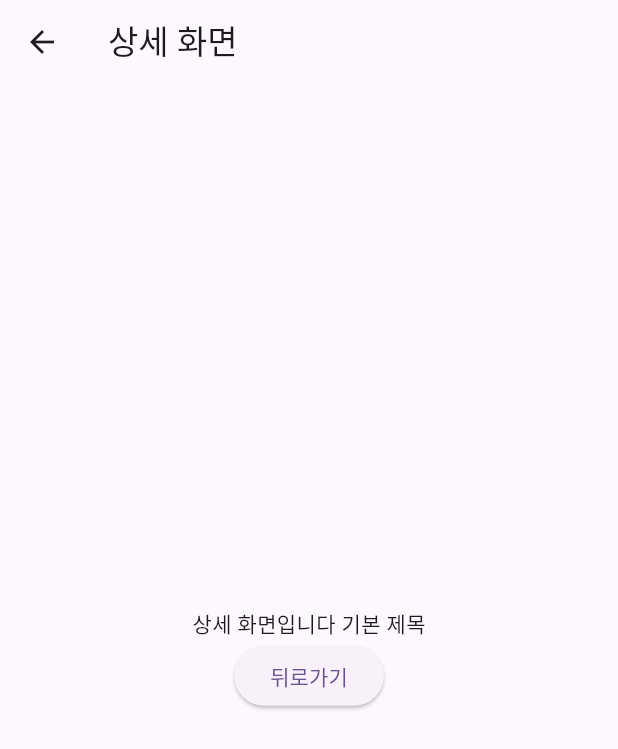
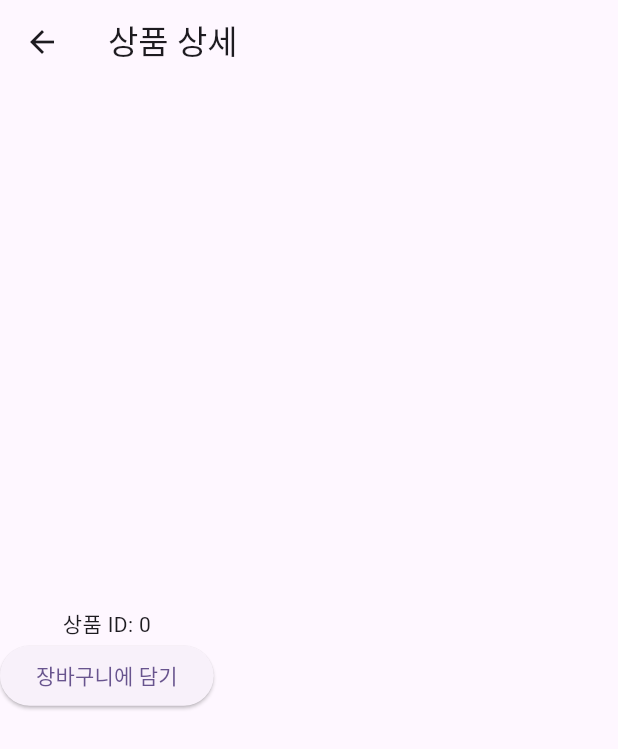
Before and after one commit to BeeChang/practice_flutter, a Flutter app: the DetailScreen screen opened by its route, on a phone screen of 412 x 824 dp. Shown: the top 749 px of the screen. Run offline on Flutter 3.47's test engine with Material 3 defaults, Android fonts, the phone set to English and light mode, and no system bars; our stand-ins replace flutter_svg, logger; generated files the repository leaves out were written again.

Commit message:
화면이동하면서 데이터 리턴, 데이터이동중 스택제거

```diff
--- a/lib/ui/DetailScreen.dart
+++ /dev/null
@@ -1,35 +0,0 @@
-import 'package:flutter/cupertino.dart';
-import 'package:flutter/material.dart';
-
-class DetailScreen extends StatelessWidget {
-  const DetailScreen({
-    super.key
-  });
-
-  @override
-  Widget build(BuildContext context) {
-
-    final args = ModalRoute.of(context)?.settings.arguments as Map<String, dynamic>?;
-    final title = args?['title'] ?? '기본 제목';
-
-    return Scaffold(
-      appBar: AppBar(
-        title: const Text('상세 화면'),
-      ),
-      body: Center(
-        child: Column(
-          mainAxisAlignment: MainAxisAlignment.center,
-          children: [
-            Text('상세 화면입니다 ${title}'),
-            ElevatedButton(
-              onPressed: () {
-                Navigator.pop(context); // 뒤로가기
-              },
-              child: Text('뒤로가기'),
-            ),
-          ],
-        ),
-      ),
-    );
-  }
-}
--- a/lib/ui/HomeScreen.dart
+++ b/lib/ui/HomeScreen.dart
@@ -1,12 +1,15 @@
+
 import 'package:flutter/material.dart';
+import 'package:logger/logger.dart';
 
-import 'DetailScreen.dart';
+import 'route/DetailScreen.dart';
 
 class HomeScreen extends StatelessWidget {
   const HomeScreen({super.key});
 
   @override
   Widget build(BuildContext context) {
+
     return Center(
       child: Column(
         mainAxisAlignment: MainAxisAlignment.center,
@@ -14,18 +17,26 @@ class HomeScreen extends StatelessWidget {
           const Icon(Icons.home, size: 50),
           const Text('홈 화면', style: TextStyle(fontSize: 24)),
           ElevatedButton(
-            onPressed: () {
-              Navigator.pushNamed(
+            onPressed: () async {
+              // 상세 화면으로 이동하고 결과 받기
+              final result = await Navigator.pushNamed(
                 context,
                 '/detail',
-                arguments: {
-                  'title': '넘기는 값 타이틀 ',
-                  'id': 123,
-                },
-              );
+                arguments: {'productId': 99999999},
+              ) as Map<String, dynamic>?;
+
+              Logger().e('상세화면에서 돌아옴');
+              Logger().e('result: $result');
+
+              if (result != null) {
+                // 상세 화면에서 전달받은 데이터 처리
+                Logger().e('마지막으로 본 상품: ${result['lastViewedProduct']}');
+                Logger().e('조회 시간: ${result['timestamp']}');
+              }
             },
-            child: const Text('상세 화면으로 이동'),
+            child: Text('상품 상세 보기'),
           ),
+
         ],
       ),
     );
--- /dev/null
+++ b/lib/ui/route/CartScreen.dart
@@ -0,0 +1,32 @@
+import 'package:flutter/cupertino.dart';
+import 'package:flutter/material.dart';
+
+class CartScreen extends StatelessWidget {
+  const CartScreen({super.key});
+
+  @override
+  Widget build(BuildContext context) {
+    final args = ModalRoute.of(context)?.settings.arguments as Map<String, dynamic>?;
+    final productId = args?['productId'] ?? 0;
+
+    return Scaffold(
+      appBar: AppBar(title: Text('장바구니')),
+      body: Column(
+        mainAxisAlignment: MainAxisAlignment.center,
+        children: [
+          Text('장바구니에 담긴 상품 ID: $productId'),
+          ElevatedButton(
+            onPressed: () {
+              Navigator.pushNamed(
+                context,
+                '/purchase',
+                arguments: {'productId': productId},
+              );
+            },
+            child: Text('구매하기'),
+          ),
+        ],
+      ),
+    );
+  }
+}
--- /dev/null
+++ b/lib/ui/route/DetailScreen.dart
@@ -0,0 +1,50 @@
+import 'package:flutter/cupertino.dart';
+import 'package:flutter/material.dart';
+import 'package:logger/logger.dart';
+
+class DetailScreen extends StatelessWidget {
+  const DetailScreen({super.key});
+
+  @override
+  Widget build(BuildContext context) {
+    final args = ModalRoute.of(context)?.settings.arguments as Map<String, dynamic>?;
+    final productId = args?['productId'] ?? 0;
+    Logger().e('DetailScreen 호출');
+
+
+    return Scaffold(
+      appBar: AppBar(
+        title: Text('상품 상세'),
+        leading: IconButton(
+          icon: Icon(Icons.arrow_back),
+          onPressed: () {
+            // 홈으로 돌아가면서 데이터 전달
+            Logger().e('DetailScreen pop 호출'); // 로그 추가
+            // 홈으로 돌아가면서 데이터 전달
+            Navigator.pop(context, {
+              'lastViewedProduct': productId,
+              'timestamp': DateTime.now().toString(),
+            });
+            Logger().e('DetailScreen pop 완료'); // 로그 추가
+          },
+        ),
+      ),
+      body: Column(
+        mainAxisAlignment: MainAxisAlignment.center,
+        children: [
+          Text('상품 ID: $productId'),
+          ElevatedButton(
+            onPressed: () {
+              Navigator.pushNamed(
+                context,
+                '/cart',
+                arguments: {'productId': productId},
+              );
+            },
+            child: Text('장바구니에 담기'),
+          ),
+        ],
+      ),
+    );
+  }
+}
--- a/pubspec.yaml
+++ b/pubspec.yaml
@@ -16,6 +16,7 @@ dependencies:
   intl: ^0.19.0
   flutter_svg: ^2.0.9
   flutter_native_splash: ^2.4.2
+  logger: ^2.4.0
 
 dev_dependencies:
   flutter_test:
```
Also changed, not shown: lib/main.dart (+6 -2 lines), lib/ui/route/PurchaseScreen.dart (added, +49 -0 lines), pubspec.lock.
